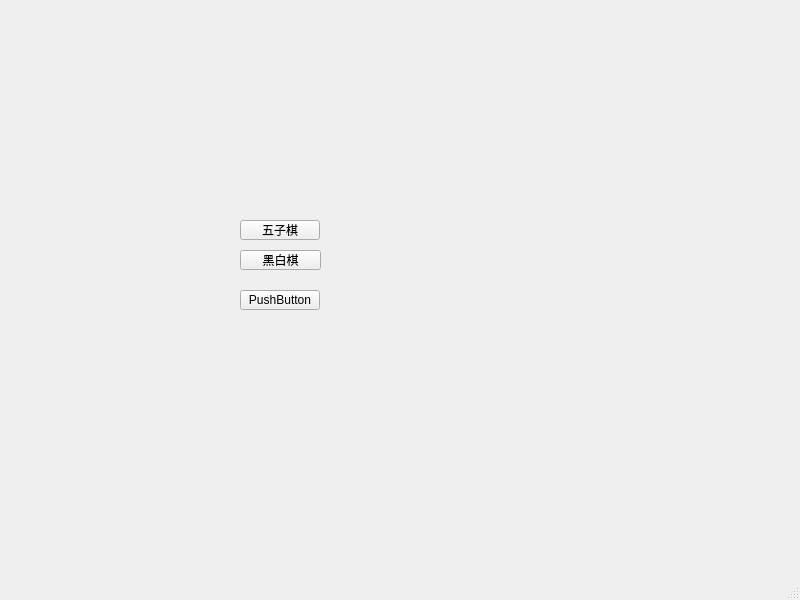
The window that mainwindow.ui (han233/GameGobang) describes before a commit, drawn with Qt 5.
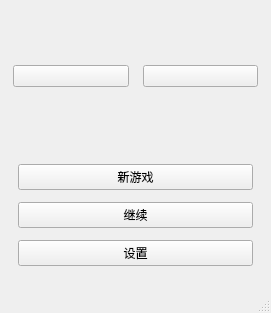
The same window after the commit.

```diff
--- a/mainwindow.ui
+++ b/mainwindow.ui
@@ -6,53 +6,138 @@
    <rect>
     <x>0</x>
     <y>0</y>
-    <width>800</width>
-    <height>600</height>
+    <width>271</width>
+    <height>313</height>
    </rect>
   </property>
   <property name="windowTitle">
    <string>MainWindow</string>
   </property>
   <widget class="QWidget" name="centralwidget">
-   <widget class="QPushButton" name="Button_GameGobang">
-    <property name="geometry">
-     <rect>
-      <x>240</x>
-      <y>220</y>
-      <width>80</width>
-      <height>20</height>
-     </rect>
-    </property>
-    <property name="text">
-     <string>五子棋</string>
-    </property>
-   </widget>
-   <widget class="QPushButton" name="Button_GameOthello">
-    <property name="geometry">
-     <rect>
-      <x>240</x>
-      <y>250</y>
-      <width>81</width>
-      <height>20</height>
-     </rect>
-    </property>
-    <property name="text">
-     <string>黑白棋</string>
-    </property>
-   </widget>
-   <widget class="QPushButton" name="pushButton">
-    <property name="geometry">
-     <rect>
-      <x>240</x>
-      <y>290</y>
-      <width>80</width>
-      <height>20</height>
-     </rect>
-    </property>
-    <property name="text">
-     <string>PushButton</string>
-    </property>
-   </widget>
+   <layout class="QVBoxLayout" name="verticalLayout">
+    <item>
+     <widget class="QWidget" name="GamesWidget" native="true">
+      <layout class="QHBoxLayout" name="horizontalLayout_2">
+       <property name="spacing">
+        <number>10</number>
+       </property>
+       <property name="leftMargin">
+        <number>2</number>
+       </property>
+       <property name="topMargin">
+        <number>2</number>
+       </property>
+       <property name="rightMargin">
+        <number>2</number>
+       </property>
+       <property name="bottomMargin">
+        <number>2</number>
+       </property>
+       <item>
+        <widget class="QWidget" name="GobangWidget" native="true">
+         <property name="autoFillBackground">
+          <bool>false</bool>
+         </property>
+         <layout class="QVBoxLayout" name="verticalLayout_2">
+          <property name="spacing">
+           <number>0</number>
+          </property>
+          <property name="leftMargin">
+           <number>2</number>
+          </property>
+          <property name="topMargin">
+           <number>2</number>
+          </property>
+          <property name="rightMargin">
+           <number>2</number>
+          </property>
+          <property name="bottomMargin">
+           <number>2</number>
+          </property>
+          <item>
+           <widget class="QPushButton" name="Button_GameGobang">
+            <property name="minimumSize">
+             <size>
+              <width>0</width>
+              <height>0</height>
+             </size>
+            </property>
+            <property name="text">
+             <string/>
+            </property>
+           </widget>
+          </item>
+         </layout>
+        </widget>
+       </item>
+       <item>
+        <widget class="QWidget" name="OthelloWidget" native="true">
+         <property name="layoutDirection">
+          <enum>Qt::LeftToRight</enum>
+         </property>
+         <layout class="QVBoxLayout" name="verticalLayout_3">
+          <property name="spacing">
+           <number>0</number>
+          </property>
+          <property name="leftMargin">
+           <number>2</number>
+          </property>
+          <property name="topMargin">
+           <number>2</number>
+          </property>
+          <property name="rightMargin">
+           <number>2</number>
+          </property>
+          <property name="bottomMargin">
+           <number>2</number>
+          </property>
+          <item>
+           <widget class="QPushButton" name="Button_GameOthello">
+            <property name="minimumSize">
+             <size>
+              <width>0</width>
+              <height>0</height>
+             </size>
+            </property>
+            <property name="text">
+             <string/>
+            </property>
+           </widget>
+          </item>
+         </layout>
+        </widget>
+       </item>
+      </layout>
+     </widget>
+    </item>
+    <item>
+     <widget class="QWidget" name="OperationsWidget" native="true">
+      <layout class="QVBoxLayout" name="verticalLayout_4">
+       <item>
+        <widget class="QPushButton" name="Button_NewGame">
+         <property name="text">
+          <string>新游戏</string>
+         </property>
+        </widget>
+       </item>
+       <item>
+        <widget class="QPushButton" name="Button_Continue">
+         <property name="text">
+          <string>继续</string>
+         </property>
+        </widget>
+       </item>
+       <item>
+        <widget class="QPushButton" name="Button_Setting">
+         <property name="text">
+          <string>设置</string>
+         </property>
+        </widget>
+       </item>
+      </layout>
+     </widget>
+    </item>
+   </layout>
   </widget>
   <widget class="QMenuBar" name="menubar">
    <property name="geometry">
```
Left out of the diff: 2 changed lines with no effect on the pictures.
